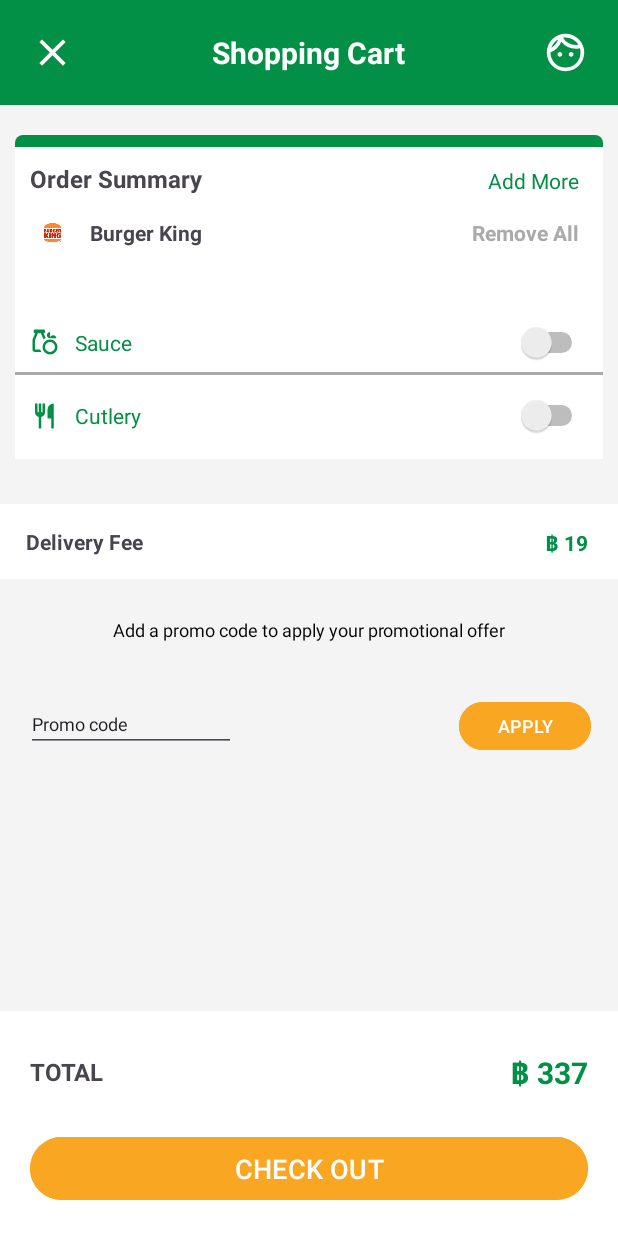
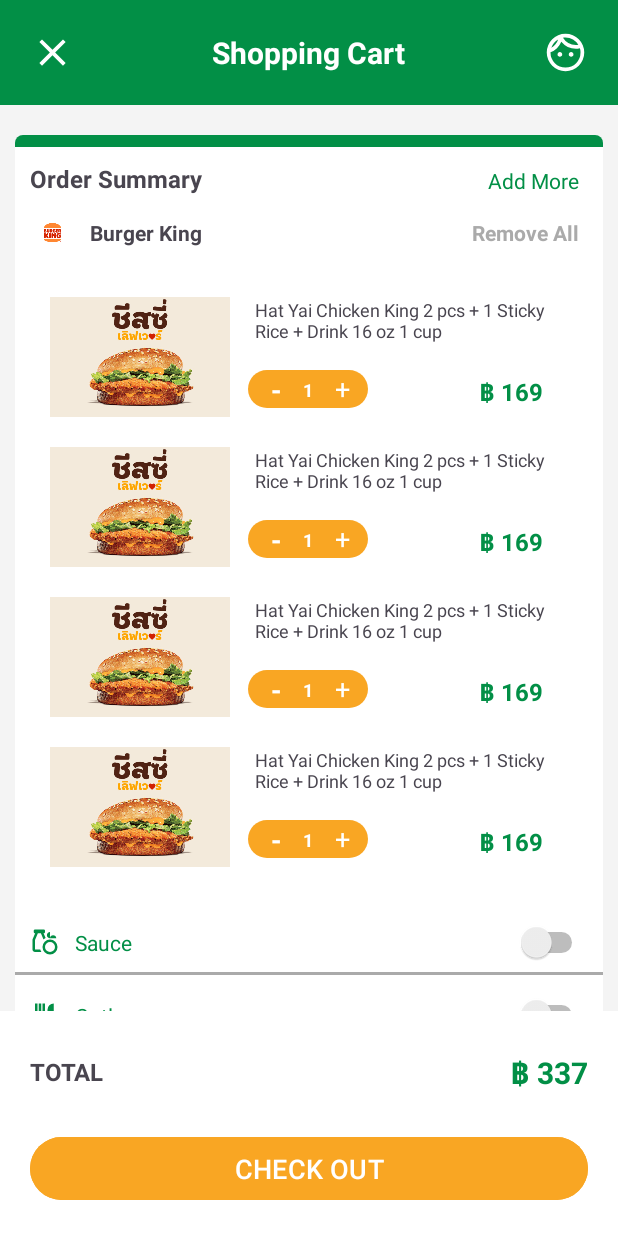
Before and after one commit to tarlrsk/1112-burgerking, an Android app: the ShoppingCartActivity screen opened directly, with no data from a screen before it, on a phone screen of 412 x 824 dp. Run offline under Robolectric (Android 15) with nearby library versions, the phone set to English and light mode, and no system bars; our stand-ins replace Firebase (no records; nobody signed in at launch, a user with empty details on screens opened directly); pictures from the network do not load.

Commit message:
add feature/shopping-cart UI

```diff
--- a/app/src/main/java/com/android/burgerking1112app/ShoppingCartActivity.kt
+++ b/app/src/main/java/com/android/burgerking1112app/ShoppingCartActivity.kt
@@ -1,11 +1,39 @@
 package com.android.burgerking1112app
 
+import android.content.ContentValues
+import android.content.Intent
 import androidx.appcompat.app.AppCompatActivity
 import android.os.Bundle
+import android.util.Log
+import android.view.LayoutInflater
+import android.view.View
+import androidx.recyclerview.widget.LinearLayoutManager
+import com.android.burgerking1112app.adapters.MenuAdapter
+import com.android.burgerking1112app.adapters.ShoppingCartAdapter
+import com.android.burgerking1112app.databinding.ActivityShoppingCartBinding
+import com.android.burgerking1112app.models.MainMenu
+import com.android.burgerking1112app.models.ShoppingCart
+import com.google.firebase.database.DataSnapshot
+import com.google.firebase.database.DatabaseError
+import com.google.firebase.database.ValueEventListener
 
 class ShoppingCartActivity : AppCompatActivity() {
+    private val view: ActivityShoppingCartBinding by lazy { ActivityShoppingCartBinding.inflate(layoutInflater) }
     override fun onCreate(savedInstanceState: Bundle?) {
         super.onCreate(savedInstanceState)
-        setContentView(R.layout.activity_shopping_cart)
+        setContentView(view.root)
+
+
+        val shoppingCart = listOf(
+            ShoppingCart("", "Hat Yai Chicken King 2 pcs + 1 Sticky Rice + Drink 16 oz 1 cup", "1","169"),
+            ShoppingCart("", "Hat Yai Chicken King 2 pcs + 1 Sticky Rice + Drink 16 oz 1 cup", "1","169"),
+            ShoppingCart("", "Hat Yai Chicken King 2 pcs + 1 Sticky Rice + Drink 16 oz 1 cup", "1","169"),
+            ShoppingCart("", "Hat Yai Chicken King 2 pcs + 1 Sticky Rice + Drink 16 oz 1 cup", "1","169")
+        )
+
+
+        view.rvListSelectedmenu.adapter = ShoppingCartAdapter(this, shoppingCart)
+        view.rvListSelectedmenu.layoutManager = LinearLayoutManager(this, LinearLayoutManager.VERTICAL, false)
+
     }
 }
--- /dev/null
+++ b/app/src/main/java/com/android/burgerking1112app/adapters/ShoppingCartAdapter.kt
@@ -0,0 +1,44 @@
+package com.android.burgerking1112app.adapters
+
+import android.content.Context
+import android.view.LayoutInflater
+import android.view.ViewGroup
+import androidx.recyclerview.widget.RecyclerView
+import com.android.burgerking1112app.databinding.ShoppingCartListItemBinding
+import com.android.burgerking1112app.models.ShoppingCart
+import com.bumptech.glide.Glide
+import com.google.firebase.storage.FirebaseStorage
+
+class ShoppingCartAdapter (private val context: Context, private val items: List<ShoppingCart>)
+    : RecyclerView.Adapter<ShoppingCartAdapter.RecyclerViewHolder>()  {
+    class RecyclerViewHolder(val binding: ShoppingCartListItemBinding): RecyclerView.ViewHolder(binding.root)
+    private val storage = FirebaseStorage.getInstance()
+
+    override fun onCreateViewHolder(parent: ViewGroup, viewType: Int): RecyclerViewHolder {
+        val binding = ShoppingCartListItemBinding.inflate(LayoutInflater.from(context), parent, false)
+
+        return RecyclerViewHolder(binding)
+    }
+
+    override fun getItemCount(): Int = items.size
+
+    override fun onBindViewHolder(holder: ShoppingCartAdapter.RecyclerViewHolder, position: Int) {
+        val item = items[position]
+
+        val storageRef = storage.reference.child("image/${item.imgPath}")
+
+        storageRef.downloadUrl.addOnSuccessListener {Uri->
+            val imageURL = Uri.toString()
+            Glide.with(context)
+                .load(imageURL)
+                .into(holder.binding.imgMenuCart)
+        }
+
+//        Glide.with(context).load(storageRef).into(holder.binding.imgMenuCart)
+        holder.binding.tvMenuName.text = item.name.toString()
+        holder.binding.tvQuantity.text = item.quantity.toString()
+        holder.binding.tvItemPrice.text = "฿ " + item.price.toString()
+
+    }
+
+}
--- /dev/null
+++ b/app/src/main/java/com/android/burgerking1112app/models/ShoppingCart.kt
@@ -0,0 +1,8 @@
+package com.android.burgerking1112app.models
+
+data class ShoppingCart(
+    val imgPath: String? = null,
+    val name: String? = null,
+    val quantity: String? = null,
+    val price: String? =null
+    )
--- /dev/null
+++ b/app/src/main/res/drawable/yellow_box_cart_button.xml
@@ -0,0 +1,10 @@
+<?xml version="1.0" encoding="utf-8"?>
+<shape xmlns:android="http://schemas.android.com/apk/res/android">
+
+    <solid android:color="@color/yellow"/>
+
+    <corners android:radius="50dp"/>
+
+
+
+</shape>
--- a/app/src/main/res/layout/shopping_cart_list_item.xml
+++ b/app/src/main/res/layout/shopping_cart_list_item.xml
@@ -1,6 +1,100 @@
 <?xml version="1.0" encoding="utf-8"?>
 <androidx.constraintlayout.widget.ConstraintLayout xmlns:android="http://schemas.android.com/apk/res/android"
+    xmlns:app="http://schemas.android.com/apk/res-auto"
+    xmlns:tools="http://schemas.android.com/tools"
     android:layout_width="match_parent"
-    android:layout_height="match_parent">
+    android:layout_height="100dp">
+
+    <ImageView
+        android:id="@+id/imgMenuCart"
+        android:layout_width="120dp"
+        android:layout_height="80dp"
+        android:src="@drawable/cheesy_menu"
+        app:layout_constraintBottom_toBottomOf="parent"
+        app:layout_constraintEnd_toEndOf="parent"
+        app:layout_constraintHorizontal_bias="0.054"
+        app:layout_constraintStart_toStartOf="parent"
+        app:layout_constraintTop_toTopOf="parent" />
+
+    <TextView
+        android:id="@+id/tvMenuName"
+        android:layout_width="match_parent"
+        android:layout_height="wrap_content"
+        android:layout_marginStart="150dp"
+        android:layout_marginEnd="16dp"
+        android:text="Hat Yai Chicken King 2 pcs + 1 Sticky Rice + Drink 16 oz 1 cup"
+        android:textSize="12sp"
+        app:layout_constraintBottom_toBottomOf="@+id/imgMenuCart"
+        app:layout_constraintEnd_toEndOf="parent"
+        app:layout_constraintHorizontal_bias="1.0"
+        app:layout_constraintStart_toEndOf="@+id/imgMenuCart"
+        app:layout_constraintTop_toTopOf="@+id/imgMenuCart"
+        app:layout_constraintVertical_bias="0.0" />
+
+    <TextView
+        android:id="@+id/tvItemPrice"
+        android:layout_width="wrap_content"
+        android:layout_height="wrap_content"
+        android:layout_marginEnd="30dp"
+        android:layout_marginBottom="16dp"
+        android:text="฿ 169"
+        android:textColor="@color/green"
+        android:textSize="16sp"
+        android:textStyle="bold"
+        app:layout_constraintBottom_toBottomOf="parent"
+        app:layout_constraintEnd_toEndOf="parent" />
+
+    <ImageView
+        android:id="@+id/btnAddMinus"
+        android:layout_width="80dp"
+        android:layout_height="25dp"
+        android:layout_marginStart="12dp"
+        android:src="@drawable/yellow_box_cart_button"
+        app:layout_constraintBottom_toBottomOf="@+id/tvItemPrice"
+        app:layout_constraintStart_toEndOf="@+id/imgMenuCart"
+        app:layout_constraintTop_toTopOf="@+id/tvItemPrice"
+        app:layout_constraintVertical_bias="1.0" />
+
+    <TextView
+        android:id="@+id/tvQuantity"
+        android:layout_width="wrap_content"
+        android:layout_height="wrap_content"
+        android:text="1"
+        android:textColor="@color/white"
+        android:textSize="12sp"
+        android:textStyle="bold"
+        app:layout_constraintBottom_toBottomOf="@+id/btnAddMinus"
+        app:layout_constraintEnd_toEndOf="@+id/btnAddMinus"
+        app:layout_constraintStart_toStartOf="@+id/btnAddMinus"
+        app:layout_constraintTop_toTopOf="@+id/btnAddMinus" />
+
+    <TextView
+        android:id="@+id/btnMinus"
+        android:layout_width="wrap_content"
+        android:layout_height="wrap_content"
+        android:layout_marginEnd="10dp"
+        android:text=" - "
+        android:textColor="@color/white"
+        android:textSize="18sp"
+        android:textStyle="bold"
+
+        app:layout_constraintBottom_toBottomOf="@+id/tvQuantity"
+        app:layout_constraintEnd_toStartOf="@+id/tvQuantity"
+        app:layout_constraintTop_toTopOf="@+id/tvQuantity" />
+
+    <TextView
+        android:id="@+id/btnPlus"
+        android:layout_width="wrap_content"
+        android:layout_height="wrap_content"
+        android:layout_marginRight="10dp"
+        android:text=" + "
+        android:textColor="@color/white"
+        android:textSize="18sp"
+        app:layout_constraintBottom_toBottomOf="@+id/tvQuantity"
+        app:layout_constraintHorizontal_bias="1.0"
+        app:layout_constraintStart_toEndOf="@+id/tvQuantity"
+        app:layout_constraintTop_toTopOf="@+id/tvQuantity"
+        app:layout_constraintVertical_bias="0.625"
+        android:layout_marginStart="10dp"/>
 
 </androidx.constraintlayout.widget.ConstraintLayout>
```
